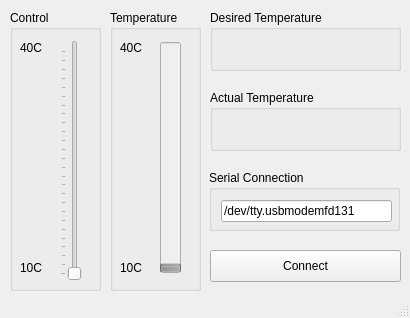
First picture: the form in mainwindow.ui, repository WearableComputerLab/TemperatureControl, before the edit.
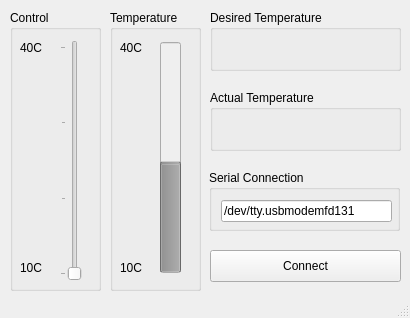
Second picture: the form after the edit.

The edit to the form file:
```diff
--- a/mainwindow.ui
+++ b/mainwindow.ui
@@ -45,10 +45,13 @@
       </rect>
      </property>
      <property name="minimum">
-      <number>0</number>
+      <number>10</number>
      </property>
      <property name="maximum">
-      <number>255</number>
+      <number>40</number>
+     </property>
+     <property name="singleStep">
+      <number>1</number>
      </property>
      <property name="orientation">
       <enum>Qt::Vertical</enum>
@@ -134,8 +137,11 @@
        <height>231</height>
       </rect>
      </property>
+     <property name="minimum">
+      <number>10</number>
+     </property>
      <property name="maximum">
-      <number>1024</number>
+      <number>40</number>
      </property>
      <property name="value">
       <number>24</number>
```
